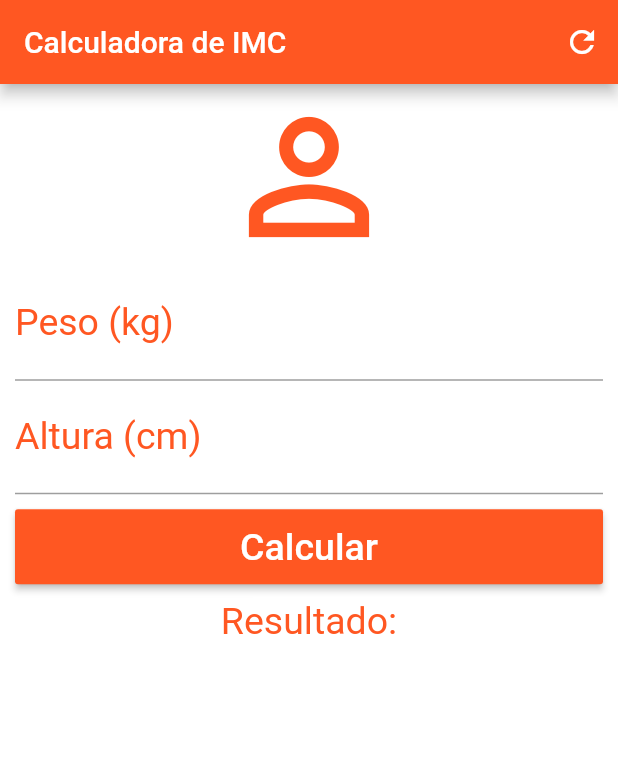
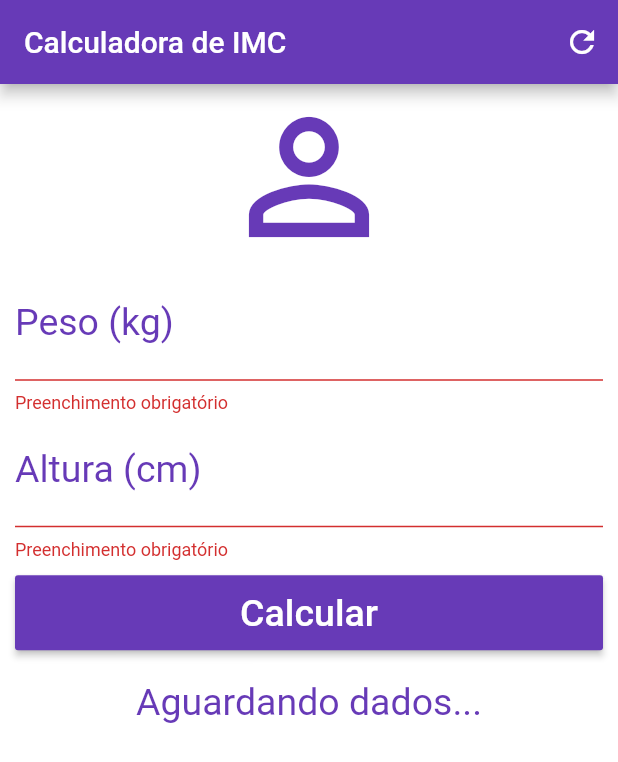
Before and after one commit to MichelHanzenScheeren/calculadora_de_imc, a Flutter app: the screen it shows after launch, after a tap on "Calcular", on a phone screen of 412 x 824 dp. Shown: the top 762 px of the screen. Run offline on Flutter 3.47's test engine with Material 2 defaults, Android fonts, the phone set to English and light mode, and no system bars.

Commit message:
Adição da lógica do App.
Adição de keyForm e Widget de Form para permitir validação básica. Adição das lógicas de refresh e cálculos do IMC.

```diff
--- a/lib/main.dart
+++ b/lib/main.dart
@@ -21,58 +21,120 @@ class Home extends StatefulWidget {
 }
 
 class _HomeState extends State<Home> {
+  TextEditingController _weightController = TextEditingController();
+  TextEditingController _heightController = TextEditingController();
+  String resultsText = "Aguardando dados...";
+  String _infoText = "";
+  GlobalKey<FormState> _keyForm = GlobalKey<FormState>();
+
+  void _refresh() {
+    _weightController.text = "";
+    _heightController.text = "";
+    setState(() {
+      resultsText = "Aguardando dados...";
+      _infoText = "";
+      _keyForm = GlobalKey<FormState>();
+    });
+  }
+
+  void _calculate() {
+    double weight = double.parse(_weightController.text);
+    double height = double.parse(_heightController.text) / 100;
+    double imc = (weight / (height * height));
+    setState(() {
+      resultsText = "IMC = ${imc.toStringAsPrecision(3)}";
+      if (imc < 18.5) {
+        _infoText = "Abaixo do peso";
+      } else if (imc < 24.9) {
+        _infoText = "Peso normal";
+      } else if (imc < 29.9) {
+        _infoText = "Sobrepeso";
+      } else if (imc < 34.9) {
+        _infoText = "Obesidade grau I";
+      } else if (imc < 39.9) {
+        _infoText = "Obesidade grau II";
+      } else {
+        _infoText = "Obesidade grau III";
+      }
+    });
+  }
+
+  // ignore: missing_return
+  String _validate(String value) {
+    if (value.isEmpty) {
+      return "Preenchimento obrigatório";
+    }
+  }
+
   @override
   Widget build(BuildContext context) {
     return Scaffold(
         backgroundColor: Colors.white,
         appBar: AppBar(
           title: Text("Calculadora de IMC"),
-          backgroundColor: Colors.deepOrange,
+          backgroundColor: Colors.deepPurple,
           actions: <Widget>[
-            IconButton(icon: Icon(Icons.refresh), onPressed: () {})
+            IconButton(icon: Icon(Icons.refresh), onPressed: _refresh)
           ],
         ),
         body: SingleChildScrollView(
             padding: EdgeInsets.fromLTRB(10, 2, 10, 2),
+            child: Form(
+              key: _keyForm,
               child: Column(
                 crossAxisAlignment: CrossAxisAlignment.stretch,
                 children: <Widget>[
-              Icon(Icons.person_outline, color: Colors.deepOrange, size: 120),
-              TextField(
+                  Icon(Icons.person_outline,
+                      color: Colors.deepPurple, size: 120),
+                  TextFormField(
+                    controller: _weightController,
                     keyboardType: TextInputType.number,
+                    validator: (value) => _validate(value),
                     decoration: InputDecoration(
                         labelText: "Peso (kg)",
-                    labelStyle: TextStyle(color: Colors.deepOrange)),
+                        labelStyle: TextStyle(color: Colors.deepPurple)),
                     textAlign: TextAlign.center,
-                style: TextStyle(color: Colors.deepOrange, fontSize: 25),
+                    style: TextStyle(color: Colors.deepPurple, fontSize: 25),
                   ),
-              TextField(
+                  TextFormField(
+                    controller: _heightController,
                     keyboardType: TextInputType.number,
+                    validator: (value) => _validate(value),
                     decoration: InputDecoration(
                         labelText: "Altura (cm)",
-                    labelStyle: TextStyle(color: Colors.deepOrange)),
+                        labelStyle: TextStyle(color: Colors.deepPurple)),
                     textAlign: TextAlign.center,
-                style: TextStyle(color: Colors.deepOrange, fontSize: 25),
+                    style: TextStyle(color: Colors.deepPurple, fontSize: 25),
                   ),
                   Padding(
-                padding: EdgeInsets.only(bottom: 10, top: 10),
+                    padding: EdgeInsets.only(bottom: 20, top: 10),
                     child: Container(
                       height: 50,
                       child: RaisedButton(
-                    onPressed: () {},
-                    color: Colors.deepOrange,
+                        onPressed: () {
+                          if (_keyForm.currentState.validate()) {
+                            _calculate();
+                          }
+                        },
+                        color: Colors.deepPurple,
                         child: Text("Calcular",
-                        style: TextStyle(color: Colors.white, fontSize: 25)),
+                            style:
+                                TextStyle(color: Colors.white, fontSize: 25)),
                       ),
                     ),
                   ),
                   Text(
-                "Resultado:",
-                style: TextStyle(color: Colors.deepOrange, fontSize: 25),
+                    resultsText,
+                    style: TextStyle(color: Colors.deepPurple, fontSize: 25),
+                    textAlign: TextAlign.center,
+                  ),
+                  Text(
+                    _infoText,
+                    style: TextStyle(color: Colors.deepPurple, fontSize: 25),
                     textAlign: TextAlign.center,
                   )
                 ],
               ),
-        ));
+            )));
   }
 }
```
Lines whose indentation alone changed are shown as unchanged.
